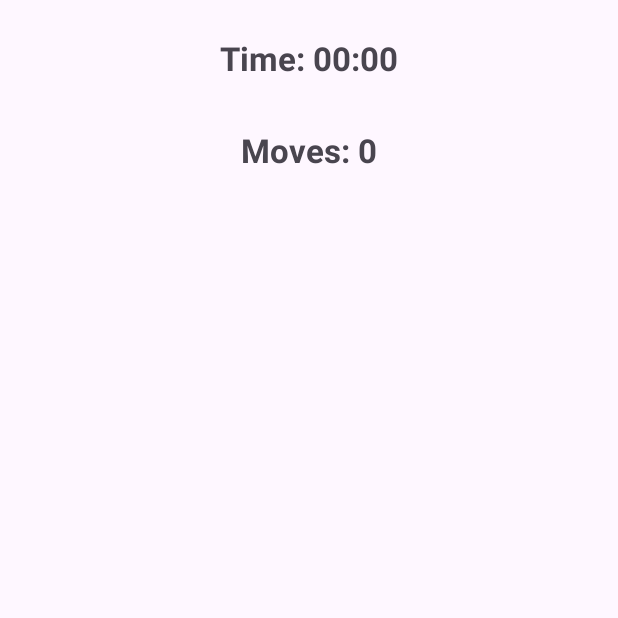
After one commit to dimavoronkov2222/15_puzzle, an Android app: the GameInfoActivity screen opened directly, with no data from a screen before it, on a phone screen of 412 x 824 dp, the top half of it. The commit adds this screen. Run offline under Robolectric (Android 15) with nearby library versions, the phone set to English and light mode, and no system bars.

Commit message:
add and edit code

```diff
--- a/app/src/main/AndroidManifest.xml
+++ b/app/src/main/AndroidManifest.xml
@@ -1,7 +1,6 @@
 <?xml version="1.0" encoding="utf-8"?>
 <manifest xmlns:android="http://schemas.android.com/apk/res/android"
     xmlns:tools="http://schemas.android.com/tools">
-
     <application
         android:allowBackup="true"
         android:dataExtractionRules="@xml/data_extraction_rules"
@@ -17,10 +16,9 @@
             android:exported="true">
             <intent-filter>
                 <action android:name="android.intent.action.MAIN" />
-
                 <category android:name="android.intent.category.LAUNCHER" />
             </intent-filter>
         </activity>
+        <activity android:name=".GameInfoActivity" android:exported="true" />
     </application>
-
 </manifest>
--- /dev/null
+++ b/app/src/main/java/com/dmytro/a15puzzle/GameInfoActivity.java
@@ -0,0 +1,26 @@
+package com.dmytro.a15puzzle;
+import android.os.Bundle;
+import android.widget.TextView;
+import androidx.appcompat.app.AppCompatActivity;
+public class GameInfoActivity extends AppCompatActivity {
+
+    private TextView timeTextView, moveCountTextView;
+    private long elapsedTime;
+    private int moveCount;
+    @Override
+    protected void onCreate(Bundle savedInstanceState) {
+        super.onCreate(savedInstanceState);
+        setContentView(R.layout.activity_game_info);
+        timeTextView = findViewById(R.id.timeTextView);
+        moveCountTextView = findViewById(R.id.moveCountTextView);
+        elapsedTime = getIntent().getLongExtra("elapsedTime", 0);
+        moveCount = getIntent().getIntExtra("moveCount", 0);
+        updateInfo();
+    }
+    private void updateInfo() {
+        int seconds = (int) (elapsedTime / 1000) % 60;
+        int minutes = (int) ((elapsedTime / (1000 * 60)) % 60);
+        timeTextView.setText(String.format("Time: %02d:%02d", minutes, seconds));
+        moveCountTextView.setText("Moves: " + moveCount);
+    }
+}
--- a/app/src/main/java/com/dmytro/a15puzzle/MainActivity.java
+++ b/app/src/main/java/com/dmytro/a15puzzle/MainActivity.java
@@ -1,4 +1,5 @@
 package com.dmytro.a15puzzle;
+import android.content.Intent;
 import android.os.Bundle;
 import android.os.CountDownTimer;
 import android.view.View;
@@ -9,7 +10,6 @@ import androidx.appcompat.app.AppCompatActivity;
 import java.util.ArrayList;
 import java.util.Collections;
 import java.util.List;
-
 public class MainActivity extends AppCompatActivity {
     private GridLayout gridLayout;
     private TextView timerTextView, winMessage;
@@ -17,6 +17,7 @@ public class MainActivity extends AppCompatActivity {
     private CountDownTimer countDownTimer;
     private boolean isGameStarted = false;
     private long startTime;
+    private int moveCount = 0;
     private List<Button> buttonList = new ArrayList<>();
     private Integer[] puzzle = new Integer[16];
     @Override
@@ -86,6 +87,7 @@ public class MainActivity extends AppCompatActivity {
         if (isAdjacent(clickedIndex, emptyIndex)) {
             puzzle[emptyIndex] = puzzle[clickedIndex];
             puzzle[clickedIndex] = 0;
+            moveCount++;
             updateButtons();
             if (isWinningState()) {
                 stopGame();
@@ -128,5 +130,10 @@ public class MainActivity extends AppCompatActivity {
     private void stopGame() {
         isGameStarted = false;
         countDownTimer.cancel();
+        Intent intent = new Intent(MainActivity.this, GameInfoActivity.class);
+        long elapsedTime = System.currentTimeMillis() - startTime;
+        intent.putExtra("elapsedTime", elapsedTime);
+        intent.putExtra("moveCount", moveCount);
+        startActivity(intent);
     }
 }
--- /dev/null
+++ b/app/src/main/res/layout/activity_game_info.xml
@@ -0,0 +1,31 @@
+<?xml version="1.0" encoding="utf-8"?>
+<androidx.constraintlayout.widget.ConstraintLayout
+    xmlns:android="http://schemas.android.com/apk/res/android"
+    xmlns:app="http://schemas.android.com/apk/res-auto"
+    android:layout_width="match_parent"
+    android:layout_height="match_parent"
+    android:padding="16dp">
+    <TextView
+        android:id="@+id/timeTextView"
+        android:layout_width="wrap_content"
+        android:layout_height="wrap_content"
+        android:text="Time: 00:00"
+        android:textSize="22sp"
+        android:textStyle="bold"
+        android:padding="8dp"
+        app:layout_constraintTop_toTopOf="parent"
+        app:layout_constraintStart_toStartOf="parent"
+        app:layout_constraintEnd_toEndOf="parent"/>
+    <TextView
+        android:id="@+id/moveCountTextView"
+        android:layout_width="wrap_content"
+        android:layout_height="wrap_content"
+        android:text="Moves: 0"
+        android:textSize="22sp"
+        android:textStyle="bold"
+        android:padding="8dp"
+        app:layout_constraintTop_toBottomOf="@id/timeTextView"
+        app:layout_constraintStart_toStartOf="parent"
+        app:layout_constraintEnd_toEndOf="parent"
+        android:layout_marginTop="16dp"/>
+</androidx.constraintlayout.widget.ConstraintLayout>
```
